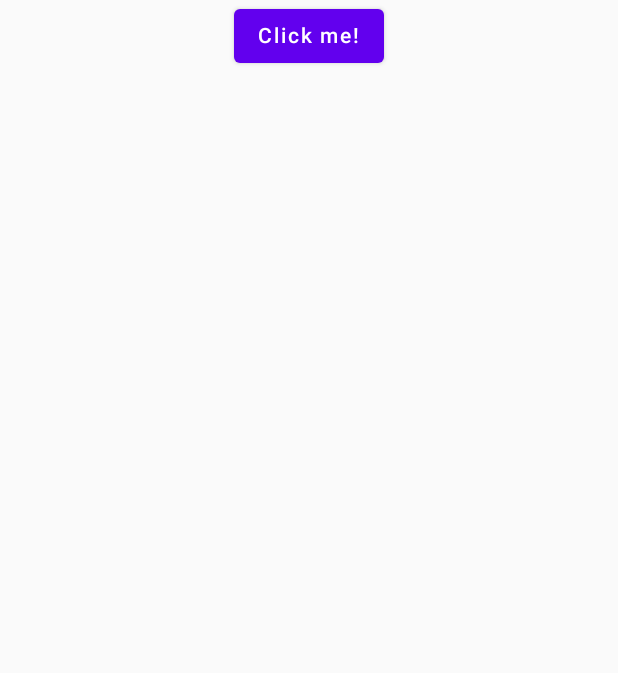
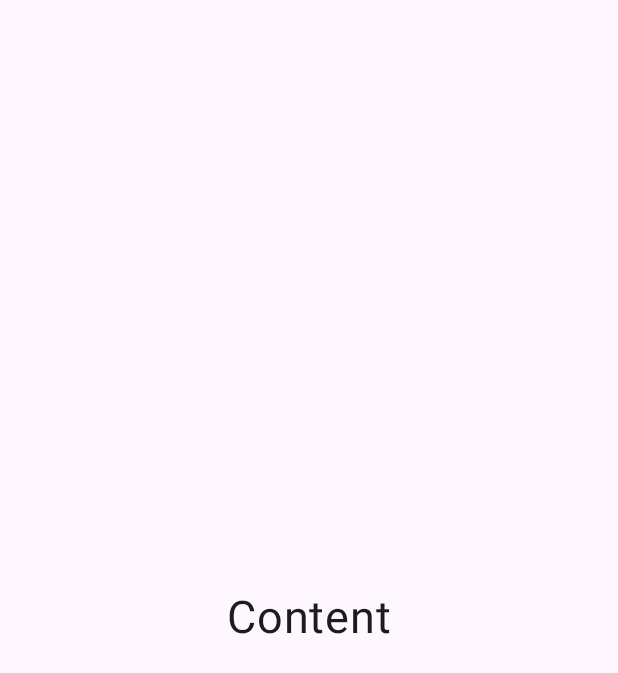
Before and after one commit to apptolast/LifetimeJournal, an Android app built with Jetpack Compose: the screen it shows after launch (MainActivity), on a phone screen of 412 x 824 dp. Shown: the top 673 px of the screen. Run offline under Robolectric (Android 15) with nearby library versions, the phone set to English and light mode, and no system bars.

Commit message:
LJ-2 Create scaffold and splash screen (#3)
- Added splash screen with primary color background and app icon.
- Set post-splash screen theme to a light, no-action-bar theme.
- Added primary color resource.
- Updated Compose Material dependency to Material3.
- Added SplashScreen dependency.
- Implemented splash screen functionality with conditional display based on TODO login status.
- Enabled edge-to-edge display.
- Implemented transparent status bar with dynamic light/dark mode handling.
- Integrated navigation component with placeholder content.
- Created SurfaceScreen composable for applying consistent MaterialTheme and Surface settings.
- Set the app's theme to use the splash screen theme initially.
- Added a condition to ContentView to ignore all safe area insets, including keyboard.

```diff
--- a/composeApp/build.gradle.kts
+++ b/composeApp/build.gradle.kts
@@ -1,3 +1,4 @@
+
 import org.jetbrains.kotlin.gradle.ExperimentalKotlinGradlePluginApi
 import org.jetbrains.kotlin.gradle.dsl.JvmTarget
 
@@ -37,11 +38,14 @@ kotlin {
         androidMain.dependencies {
             implementation(compose.preview)
             implementation(libs.androidx.activity.compose)
+
+            // SplashScreen
+            implementation(libs.core.splashscreen)
         }
         commonMain.dependencies {
             implementation(compose.runtime)
             implementation(compose.foundation)
-            implementation(compose.material)
+            implementation(compose.material3)
             implementation(compose.ui)
             implementation(compose.components.resources)
             implementation(compose.components.uiToolingPreview)
--- a/composeApp/src/androidMain/AndroidManifest.xml
+++ b/composeApp/src/androidMain/AndroidManifest.xml
@@ -7,14 +7,14 @@
         android:label="@string/app_name"
         android:roundIcon="@mipmap/ic_launcher_round"
         android:supportsRtl="true"
-        android:theme="@android:style/Theme.Material.Light.NoActionBar">
+        android:theme="@style/Theme.App.Starting">
+
         <activity
             android:name=".MainActivity"
             android:configChanges="orientation|screenSize|screenLayout|keyboardHidden|mnc|colorMode|density|fontScale|fontWeightAdjustment|keyboard|layoutDirection|locale|mcc|navigation|smallestScreenSize|touchscreen|uiMode"
             android:exported="true">
             <intent-filter>
                 <action android:name="android.intent.action.MAIN" />
-
                 <category android:name="android.intent.category.LAUNCHER" />
             </intent-filter>
         </activity>
--- a/composeApp/src/androidMain/kotlin/com/apptolast/lifetimejournal/MainActivity.kt
+++ b/composeApp/src/androidMain/kotlin/com/apptolast/lifetimejournal/MainActivity.kt
@@ -1,23 +1,42 @@
 package com.apptolast.lifetimejournal
 
+import android.app.Activity
 import android.os.Bundle
 import androidx.activity.ComponentActivity
 import androidx.activity.compose.setContent
+import androidx.activity.enableEdgeToEdge
+import androidx.compose.foundation.isSystemInDarkTheme
 import androidx.compose.runtime.Composable
-import androidx.compose.ui.tooling.preview.Preview
+import androidx.compose.ui.graphics.Color
+import androidx.compose.ui.graphics.toArgb
+import androidx.compose.ui.platform.LocalView
+import androidx.core.splashscreen.SplashScreen.Companion.installSplashScreen
+import androidx.core.view.WindowCompat
 
 class MainActivity : ComponentActivity() {
     override fun onCreate(savedInstanceState: Bundle?) {
+        val splashScreen = installSplashScreen()
+        splashScreen.setKeepOnScreenCondition {
+            // TODO: handle login
+            false
+        }
+        enableEdgeToEdge()
         super.onCreate(savedInstanceState)
 
         setContent {
+            EnableTransparentStatusBar()
             App()
         }
     }
 }
 
-@Preview
 @Composable
-fun AppAndroidPreview() {
-    App()
+private fun EnableTransparentStatusBar() {
+    val view = LocalView.current
+    val darkMode = isSystemInDarkTheme()
+    if (!view.isInEditMode) {
+        val window = (view.context as Activity).window
+        window.statusBarColor = Color.Transparent.toArgb()
+        WindowCompat.getInsetsController(window, view).isAppearanceLightStatusBars = !darkMode
+    }
 }
--- /dev/null
+++ b/composeApp/src/androidMain/res/values/colors.xml
@@ -0,0 +1,4 @@
+<?xml version="1.0" encoding="utf-8"?>
+<resources>
+    <color name="primary">#3083FF</color>
+</resources>
--- /dev/null
+++ b/composeApp/src/androidMain/res/values/themes.xml
@@ -0,0 +1,20 @@
+<?xml version="1.0" encoding="utf-8"?>
+<resources>
+
+    <style name="Theme.App.Starting" parent="Theme.SplashScreen">
+        <!-- Set the splash screen background, animated icon, and animation duration. -->
+        <item name="windowSplashScreenBackground">@color/primary</item>
+
+        <!-- Use windowSplashScreenAnimatedIcon to add a drawable or an animated drawable. One of these is required. -->
+        <item name="windowSplashScreenAnimatedIcon">@mipmap/ic_launcher</item>
+
+        <!-- Required for animated icons. -->
+<!--        <item name="windowSplashScreenAnimationDuration">200</item>-->
+
+        <!-- Set the theme of the Activity that directly follows your splash screen. This is required. -->
+        <item name="postSplashScreenTheme">@style/Theme.LifetimeJournal</item>
+    </style>
+
+    <style name="Theme.LifetimeJournal" parent="android:Theme.Material.Light.NoActionBar" />
+
+</resources>
--- a/composeApp/src/commonMain/kotlin/com/apptolast/lifetimejournal/App.kt
+++ b/composeApp/src/commonMain/kotlin/com/apptolast/lifetimejournal/App.kt
@@ -1,43 +1,14 @@
 package com.apptolast.lifetimejournal
 
-import androidx.compose.animation.AnimatedVisibility
-import androidx.compose.foundation.Image
-import androidx.compose.foundation.layout.Column
-import androidx.compose.foundation.layout.fillMaxWidth
-import androidx.compose.material.Button
-import androidx.compose.material.MaterialTheme
-import androidx.compose.material.Text
 import androidx.compose.runtime.Composable
-import androidx.compose.runtime.getValue
-import androidx.compose.runtime.mutableStateOf
-import androidx.compose.runtime.remember
-import androidx.compose.runtime.setValue
-import androidx.compose.ui.Alignment
-import androidx.compose.ui.Modifier
-import lifetimejournal.composeapp.generated.resources.Res
-import lifetimejournal.composeapp.generated.resources.compose_multiplatform
-import org.jetbrains.compose.resources.painterResource
+import com.apptolast.lifetimejournal.core.SurfaceScreen
+import com.apptolast.lifetimejournal.core.navigation.Navigation
 import org.jetbrains.compose.ui.tooling.preview.Preview
 
 @Composable
 @Preview
 fun App() {
-    MaterialTheme {
-        var showContent by remember { mutableStateOf(false) }
-        Column(Modifier.fillMaxWidth(), horizontalAlignment = Alignment.CenterHorizontally) {
-            Button(onClick = { showContent = !showContent }) {
-                Text("Click me!")
-            }
-            AnimatedVisibility(showContent) {
-                val greeting = remember { Greeting().greet() }
-                Column(
-                    Modifier.fillMaxWidth(),
-                    horizontalAlignment = Alignment.CenterHorizontally,
-                ) {
-                    Image(painterResource(Res.drawable.compose_multiplatform), null)
-                    Text("Compose: $greeting")
-                }
-            }
-        }
+    SurfaceScreen {
+        Navigation()
     }
 }
--- /dev/null
+++ b/composeApp/src/commonMain/kotlin/com/apptolast/lifetimejournal/core/SurfaceScreen.kt
@@ -0,0 +1,23 @@
+package com.apptolast.lifetimejournal.core
+
+import androidx.compose.foundation.isSystemInDarkTheme
+import androidx.compose.foundation.layout.fillMaxSize
+import androidx.compose.material3.MaterialTheme
+import androidx.compose.material3.Surface
+import androidx.compose.material3.darkColorScheme
+import androidx.compose.material3.lightColorScheme
+import androidx.compose.runtime.Composable
+import androidx.compose.ui.Modifier
+
+@Composable
+fun SurfaceScreen(content: @Composable () -> Unit) {
+    val isDarkMode = isSystemInDarkTheme()
+    val colorScheme = if (isDarkMode) darkColorScheme() else lightColorScheme()
+
+    MaterialTheme(colorScheme = colorScheme) {
+        Surface(
+            modifier = Modifier.fillMaxSize(),
+            content = content,
+        )
+    }
+}
--- /dev/null
+++ b/composeApp/src/commonMain/kotlin/com/apptolast/lifetimejournal/core/navigation/Navigation.kt
@@ -0,0 +1,14 @@
+package com.apptolast.lifetimejournal.core.navigation
+
+import androidx.compose.foundation.layout.Box
+import androidx.compose.material3.Text
+import androidx.compose.runtime.Composable
+import androidx.compose.ui.Alignment
+import androidx.compose.ui.unit.sp
+
+@Composable
+fun Navigation() {
+    Box(contentAlignment = Alignment.Center) {
+        Text(text = "Content", fontSize = 30.sp)
+    }
+}
--- a/gradle/libs.versions.toml
+++ b/gradle/libs.versions.toml
@@ -12,6 +12,7 @@ androidx-lifecycle = "2.8.4"
 androidx-material = "1.12.0"
 androidx-test-junit = "1.2.1"
 compose-multiplatform = "1.7.3"
+coreSplashscreen = "1.0.1"
 junit = "4.13.2"
 kotlin = "2.1.20"
 ktlintJlleitschuh = "12.2.0"
@@ -32,6 +33,7 @@ androidx-constraintlayout = { group = "androidx.constraintlayout", name = "const
 androidx-activity-compose = { module = "androidx.activity:activity-compose", version.ref = "androidx-activityCompose" }
 androidx-lifecycle-viewmodel = { group = "org.jetbrains.androidx.lifecycle", name = "lifecycle-viewmodel", version.ref = "androidx-lifecycle" }
 androidx-lifecycle-runtime-compose = { group = "org.jetbrains.androidx.lifecycle", name = "lifecycle-runtime-compose", version.ref = "androidx-lifecycle" }
+core-splashscreen = { group = "androidx.core", name = "core-splashscreen", version.ref = "coreSplashscreen" }
 logback = { module = "ch.qos.logback:logback-classic", version.ref = "logback" }
 ktor-server-core = { module = "io.ktor:ktor-server-core-jvm", version.ref = "ktor" }
 ktor-server-netty = { module = "io.ktor:ktor-server-netty-jvm", version.ref = "ktor" }
```
Also changed, not shown: 1 other file.
